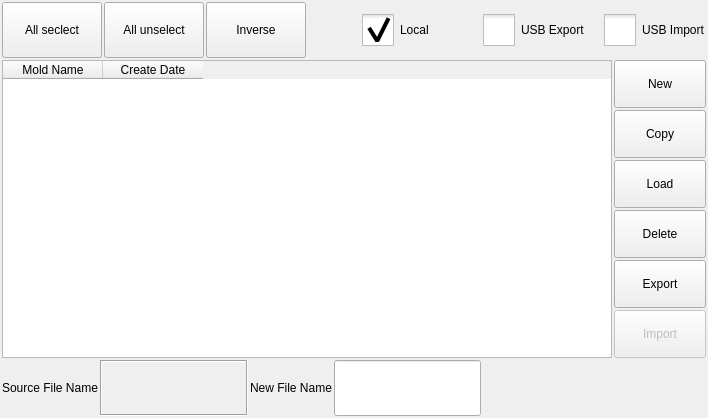
Qt form function_settings/moldinformation.ui (dongdong-2009/3-5AxisRobot) before a commit.
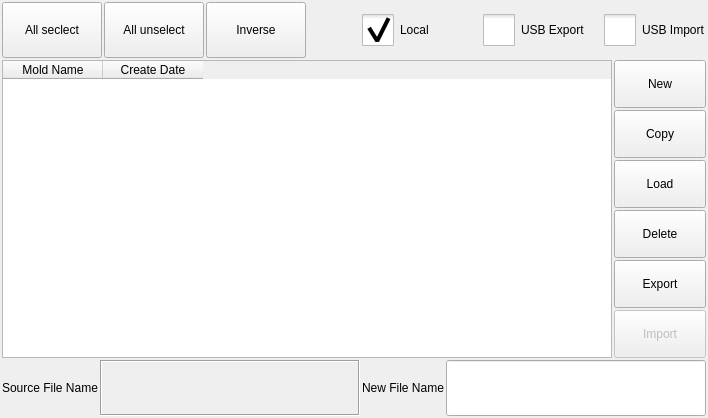
The same form after that commit. Icons and pictures are not drawn. Custom widgets are drawn as their Qt base class.

Commit message: 1.优化档案页面显示

```diff
--- a/function_settings/moldinformation.ui
+++ b/function_settings/moldinformation.ui
@@ -452,7 +452,7 @@
      </item>
     </layout>
    </item>
-   <item row="2" column="0" colspan="5">
+   <item row="2" column="0" colspan="7">
     <layout class="QHBoxLayout" name="horizontalLayout_2">
      <item>
       <widget class="QLabel" name="label">
```
